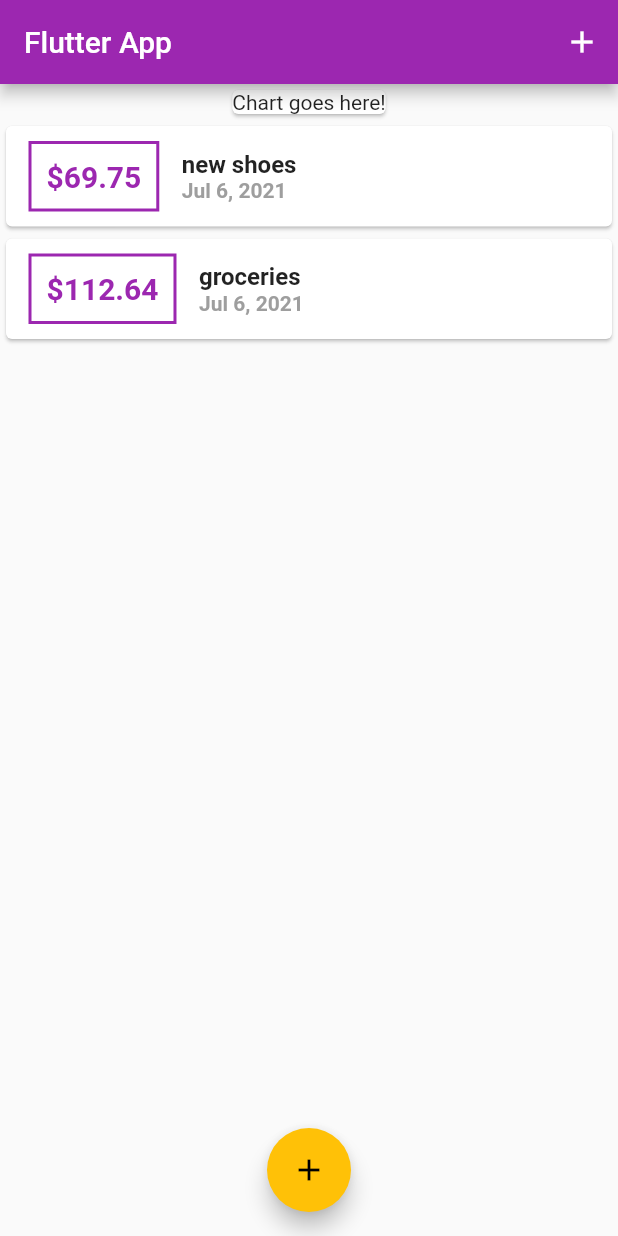
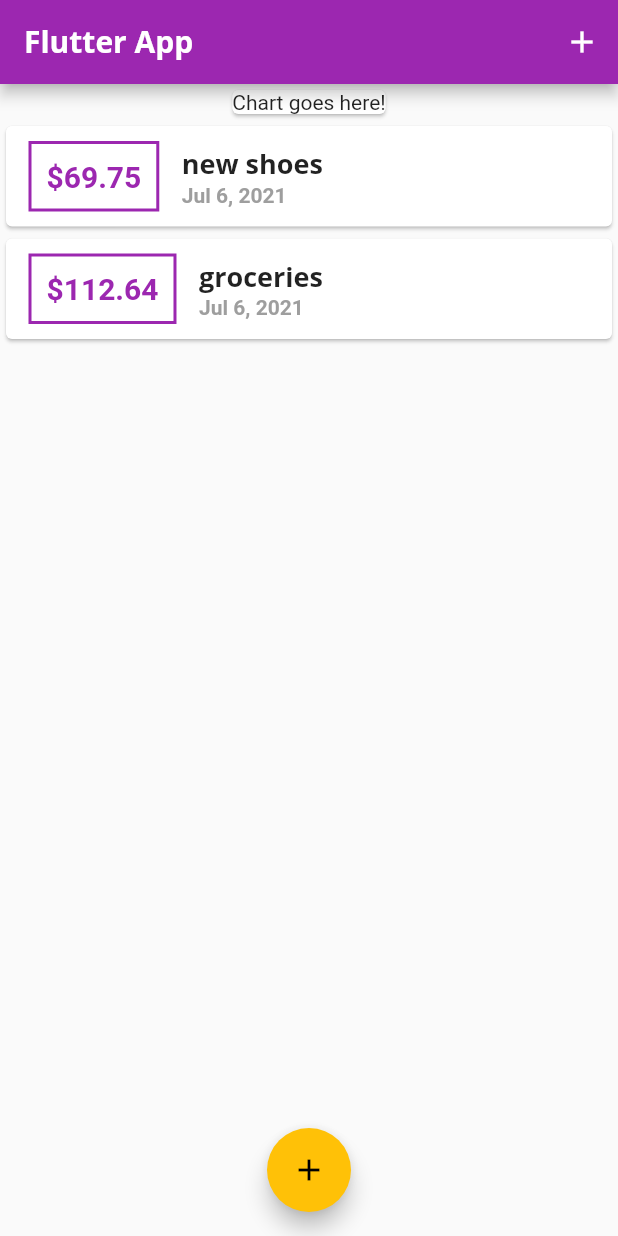
Before and after one commit to yaser-eftekhari/flutter-expense_planner, a Flutter app: the screen it shows after launch, on a phone screen of 412 x 824 dp. Run offline on Flutter 3.47's test engine with Material 2 defaults, Android fonts, the phone set to English and light mode, and no system bars.

Commit message:
added fonts and font themes

```diff
--- a/lib/main.dart
+++ b/lib/main.dart
@@ -15,6 +15,23 @@ class MyApp extends StatelessWidget {
       theme: ThemeData(
         primarySwatch: Colors.purple,
         accentColor: Colors.amber,
+        fontFamily: "Quicksand",
+        textTheme: ThemeData.light().textTheme.copyWith(
+          headline6: TextStyle(
+            fontFamily: "OpenSans",
+            fontWeight: FontWeight.bold,
+            fontSize: 18,
+          )
+        ),
+        appBarTheme: AppBarTheme(
+          textTheme: ThemeData.light().textTheme.copyWith(
+            headline6: TextStyle(
+              fontFamily: "OpenSans",
+              fontSize: 20,
+              fontWeight: FontWeight.bold,
+            )
+          )
+        )
       ),
       home: MyHomePage(),
     );
--- a/lib/widgets/transaction_list.dart
+++ b/lib/widgets/transaction_list.dart
@@ -42,10 +42,7 @@ class TransactionList extends StatelessWidget {
                   children: [
                     Text(
                       _userTransactions[index].title,
-                      style: TextStyle(
-                        fontWeight: FontWeight.bold,
-                        fontSize: 16,
-                      ),
+                      style: Theme.of(context).textTheme.headline6,
                     ),
                     Text(
                       DateFormat.yMMMd().format(_userTransactions[index].date),
```
Also changed, not shown: pubspec.yaml (+11 -11 lines), assets/fonts/OpenSans-Bold.ttf (added), assets/fonts/OpenSans-Regular.ttf (added), assets/fonts/Quicksand-Bold.ttf (added), assets/fonts/Quicksand-Regular.ttf (added).
